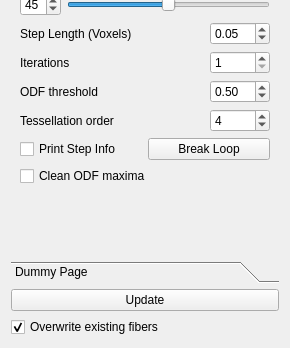
Qt form branches/myusufoglu/plugins/stable/HARDIFiberTracking/HARDIFiberTracking.ui (BackupTheBerlios/viste-tool-svn) before a commit; both pictures show x 0 to 290 and y 533 to 881 of the 290 by 881 pixel window.
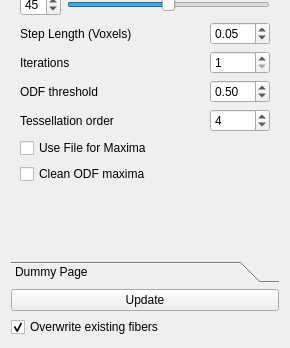
The same form after that commit.

Diff of the .ui file:
```diff
--- a/branches/myusufoglu/plugins/stable/HARDIFiberTracking/HARDIFiberTracking.ui
+++ b/branches/myusufoglu/plugins/stable/HARDIFiberTracking/HARDIFiberTracking.ui
@@ -449,14 +449,7 @@
          <item>
           <widget class="QCheckBox" name="printCheckBox">
            <property name="text">
-            <string>Print Step Info</string>
-           </property>
-          </widget>
-         </item>
-         <item>
-          <widget class="QPushButton" name="breakLoopButton">
-           <property name="text">
-            <string>Break Loop</string>
+            <string>Use File for Maxima</string>
            </property>
           </widget>
          </item>
```
Left out of the diff: 6 changed lines with no effect on the pictures.
